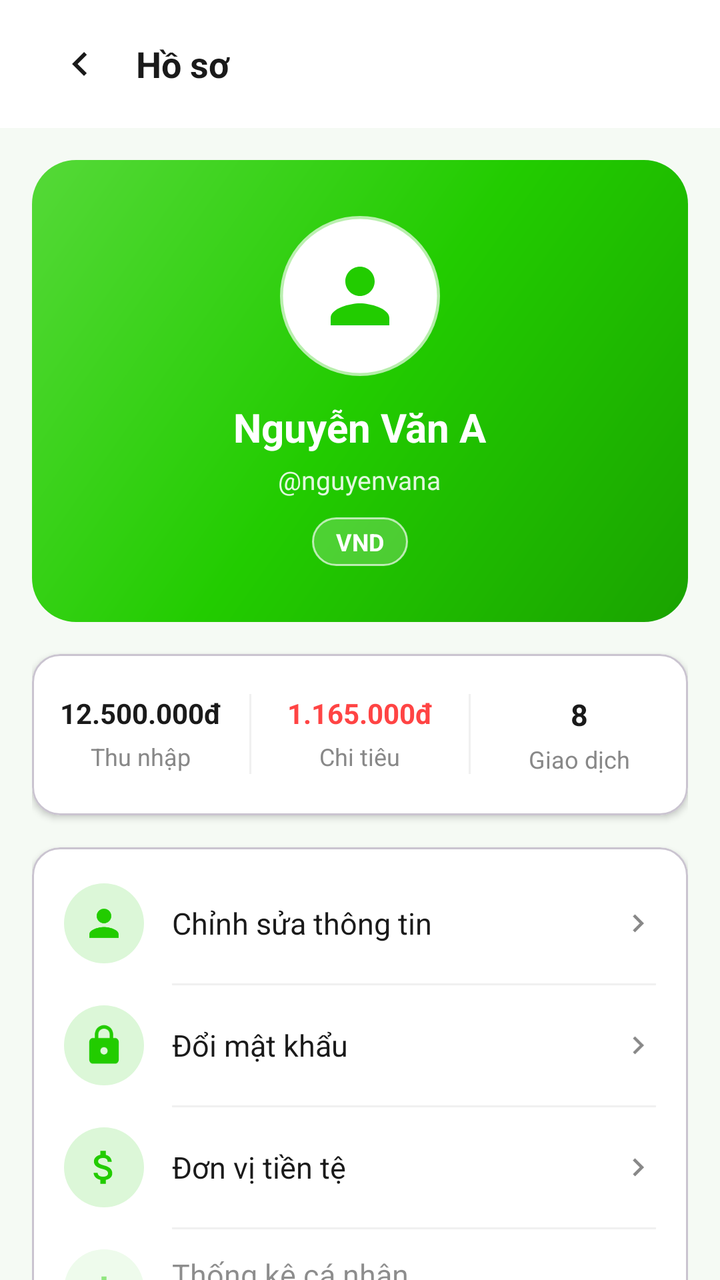
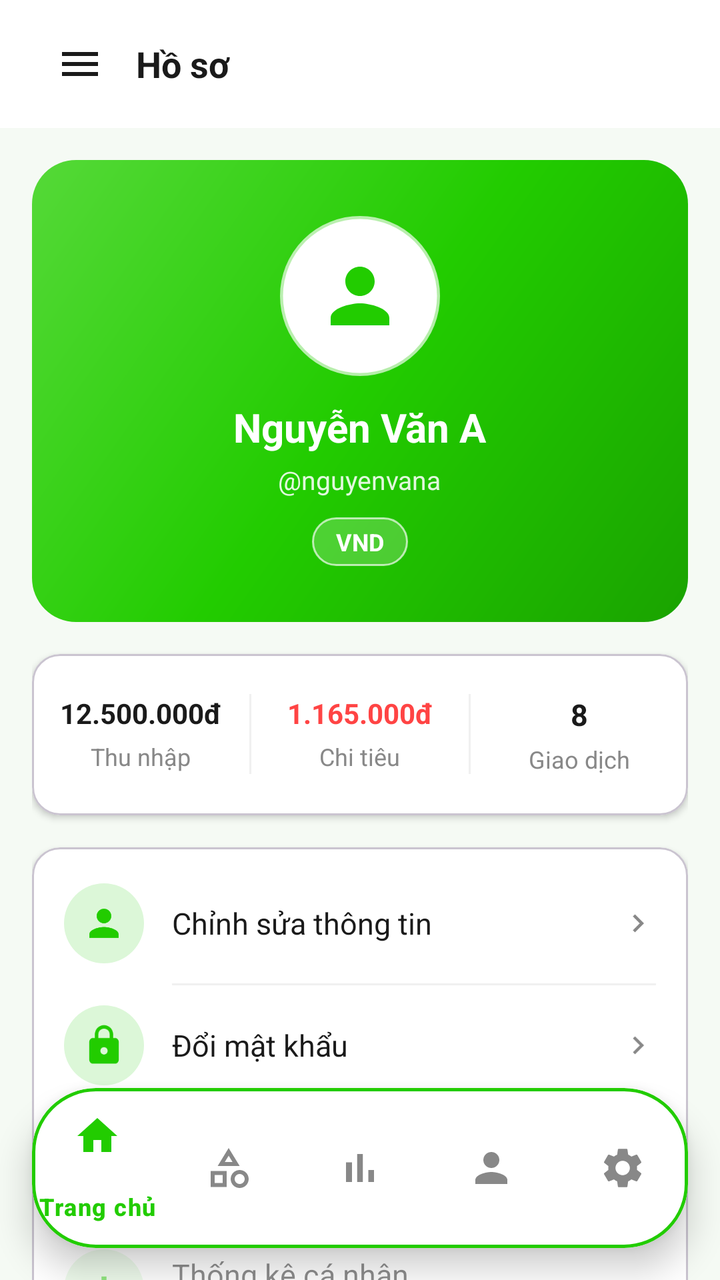

Before-and-after screenshots of an Android layout around one commit, followed by the original layout XML and the change that was made.
<!-- AndroidManifest.xml: activity theme Theme.Cashie -->
<!-- res/layout/activity_profile.xml -->
<?xml version="1.0" encoding="utf-8"?>
<androidx.coordinatorlayout.widget.CoordinatorLayout
    xmlns:android="http://schemas.android.com/apk/res/android"
    xmlns:app="http://schemas.android.com/apk/res-auto"
    android:layout_width="match_parent"
    android:layout_height="match_parent"
    android:background="@color/bg_screen">

    
    <com.google.android.material.appbar.AppBarLayout
        android:id="@+id/appBarLayout"
        android:layout_width="match_parent"
        android:layout_height="wrap_content"
        android:background="@color/bg_card"
        android:fitsSystemWindows="true"
        app:elevation="2dp">

        <androidx.appcompat.widget.Toolbar
            android:layout_width="match_parent"
            android:layout_height="?attr/actionBarSize"
            android:paddingStart="4dp"
            android:paddingEnd="8dp"
            app:contentInsetStartWithNavigation="0dp">

            <LinearLayout
                android:layout_width="match_parent"
                android:layout_height="wrap_content"
                android:gravity="center_vertical"
                android:orientation="horizontal">

                <ImageButton
                    android:id="@+id/btnBack"
                    android:layout_width="48dp"
                    android:layout_height="48dp"
                    android:padding="12dp"
                    android:background="?attr/selectableItemBackgroundBorderless"
                    android:src="@drawable/ic_arrow_left"
                    android:contentDescription="@string/cd_back" />

                <TextView
                    android:id="@+id/tvProfileTitle"
                    android:layout_width="0dp"
                    android:layout_height="wrap_content"
                    android:layout_weight="1"
                    android:layout_marginStart="4dp"
                    android:text="@string/profile_title"
                    android:textSize="18sp"
                    android:textStyle="bold"
                    android:textColor="@color/text_primary" />

                <Button
                    android:id="@+id/btnEdit"
                    android:layout_width="wrap_content"
                    android:layout_height="48dp"
                    android:minWidth="48dp"
                    android:text="@string/btn_edit"
                    android:textSize="13sp"
                    android:textColor="@color/white"
                    android:background="@null"
                    android:paddingStart="8dp"
                    android:paddingEnd="4dp"
                    android:stateListAnimator="@null"
                    android:visibility="gone"
                    android:contentDescription="@string/cd_edit_profile" />

            </LinearLayout>
        </androidx.appcompat.widget.Toolbar>
    </com.google.android.material.appbar.AppBarLayout>

    
    <androidx.core.widget.NestedScrollView
        android:layout_width="match_parent"
        android:layout_height="match_parent"
        app:layout_behavior="@string/appbar_scrolling_view_behavior"
        android:clipToPadding="false"
        android:paddingBottom="32dp">

        <LinearLayout
            android:layout_width="match_parent"
            android:layout_height="wrap_content"
            android:orientation="vertical"
            android:paddingStart="16dp"
            android:paddingEnd="16dp">

            
            <LinearLayout
                android:id="@+id/profileHeaderCard"
                android:layout_width="match_parent"
                android:layout_height="wrap_content"
                android:layout_marginTop="16dp"
                android:background="@drawable/bg_balance_card"
                android:gravity="center"
                android:orientation="vertical"
                android:padding="28dp">

                
                <LinearLayout
                    android:layout_width="80dp"
                    android:layout_height="80dp"
                    android:background="@drawable/bg_profile_avatar"
                    android:gravity="center">

                    <ImageView
                        android:id="@+id/ivAvatar"
                        android:layout_width="44dp"
                        android:layout_height="44dp"
                        android:src="@drawable/ic_person"
                        app:tint="@color/green_primary"
                        android:contentDescription="@string/cd_avatar"
                        android:scaleType="centerCrop" />
                    

                </LinearLayout>

                
                <TextView
                    android:id="@+id/tvProfileName"
                    android:layout_width="wrap_content"
                    android:layout_height="wrap_content"
                    android:layout_marginTop="12dp"
                    android:text="@string/profile_name"
                    android:textSize="20sp"
                    android:textStyle="bold"
                    android:textColor="@color/white" />

                
                <TextView
                    android:id="@+id/tvProfileUsername"
                    android:layout_width="wrap_content"
                    android:layout_height="wrap_content"
                    android:layout_marginTop="4dp"
                    android:text="@string/profile_username"
                    android:textSize="13sp"
                    android:textColor="#DDFFFFFF" />

                
                <TextView
                    android:id="@+id/tvCurrencyBadge"
                    android:layout_width="wrap_content"
                    android:layout_height="wrap_content"
                    android:layout_marginTop="10dp"
                    android:text="@string/profile_currency_badge"
                    android:textSize="12sp"
                    android:textStyle="bold"
                    android:textColor="@color/white"
                    android:paddingStart="12dp"
                    android:paddingEnd="12dp"
                    android:paddingTop="4dp"
                    android:paddingBottom="4dp"
                    android:background="@drawable/bg_currency_badge" />

            </LinearLayout>

            
            <com.google.android.material.card.MaterialCardView
                android:layout_width="match_parent"
                android:layout_height="wrap_content"
                android:layout_marginTop="16dp"
                app:cardCornerRadius="14dp"
                app:cardElevation="2dp"
                app:cardBackgroundColor="@color/bg_card">

                <LinearLayout
                    android:layout_width="match_parent"
                    android:layout_height="wrap_content"
                    android:orientation="horizontal"
                    android:paddingTop="20dp"
                    android:paddingBottom="20dp">

                    
                    <LinearLayout
                        android:layout_width="0dp"
                        android:layout_height="wrap_content"
                        android:layout_weight="1"
                        android:gravity="center"
                        android:orientation="vertical">

                        <TextView
                            android:id="@+id/tvStatIncomeValue"
                            android:layout_width="wrap_content"
                            android:layout_height="wrap_content"
                            android:text="@string/profile_stat_income_value"
                            android:textSize="14sp"
                            android:textStyle="bold"
                            android:textColor="@color/text_primary" />

                        <TextView
                            android:layout_width="wrap_content"
                            android:layout_height="wrap_content"
                            android:layout_marginTop="4dp"
                            android:text="@string/profile_stat_income_label"
                            android:textSize="12sp"
                            android:textColor="@color/text_muted" />

                    </LinearLayout>

                    <View
                        android:layout_width="1dp"
                        android:layout_height="40dp"
                        android:background="@color/divider" />

                    
                    <LinearLayout
                        android:layout_width="0dp"
                        android:layout_height="wrap_content"
                        android:layout_weight="1"
                        android:gravity="center"
                        android:orientation="vertical">

                        <TextView
                            android:id="@+id/tvStatExpenseValue"
                            android:layout_width="wrap_content"
                            android:layout_height="wrap_content"
                            android:text="@string/profile_stat_expense_value"
                            android:textSize="14sp"
                            android:textStyle="bold"
                            android:textColor="@color/expense_red" />

                        <TextView
                            android:layout_width="wrap_content"
                            android:layout_height="wrap_content"
                            android:layout_marginTop="4dp"
                            android:text="@string/profile_stat_expense_label"
                            android:textSize="12sp"
                            android:textColor="@color/text_muted" />

                    </LinearLayout>

                    <View
                        android:layout_width="1dp"
                        android:layout_height="40dp"
                        android:background="@color/divider" />

                    
                    <LinearLayout
                        android:layout_width="0dp"
                        android:layout_height="wrap_content"
                        android:layout_weight="1"
                        android:gravity="center"
                        android:orientation="vertical">

                        <TextView
                            android:id="@+id/tvStatTransactionsValue"
                            android:layout_width="wrap_content"
                            android:layout_height="wrap_content"
                            android:text="@string/profile_stat_transactions_value"
                            android:textSize="15sp"
                            android:textStyle="bold"
                            android:textColor="@color/text_primary" />

                        <TextView
                            android:layout_width="wrap_content"
                            android:layout_height="wrap_content"
                            android:layout_marginTop="4dp"
                            android:text="@string/profile_stat_transactions_label"
                            android:textSize="12sp"
                            android:textColor="@color/text_muted" />

                    </LinearLayout>

                </LinearLayout>
            </com.google.android.material.card.MaterialCardView>

            
            <com.google.android.material.card.MaterialCardView
                android:layout_width="match_parent"
                android:layout_height="wrap_content"
                android:layout_marginTop="16dp"
                android:layout_marginBottom="16dp"
                app:cardCornerRadius="14dp"
                app:cardElevation="2dp"
                app:cardBackgroundColor="@color/bg_card">

                <LinearLayout
                    android:layout_width="match_parent"
                    android:layout_height="wrap_content"
                    android:orientation="vertical"
                    android:paddingTop="8dp"
                    android:paddingBottom="8dp">

                    
                    <LinearLayout
                        android:id="@+id/menuEditInfo"
                        android:layout_width="match_parent"
                        android:layout_height="60dp"
                        android:background="?attr/selectableItemBackground"
                        android:gravity="center_vertical"
                        android:paddingStart="16dp"
                        android:paddingEnd="16dp"
                        android:orientation="horizontal">

                        <LinearLayout
                            android:id="@+id/iconCircleEditInfo"
                            android:layout_width="40dp"
                            android:layout_height="40dp"
                            android:background="@drawable/bg_icon_circle_green"
                            android:gravity="center">
                            <ImageView
                                android:id="@+id/iconEditInfo"
                                android:layout_width="22dp"
                                android:layout_height="22dp"
                                android:src="@drawable/ic_person"
                                app:tint="@color/green_primary"
                                android:contentDescription="@null" />
                        </LinearLayout>

                        <TextView
                            android:layout_width="0dp"
                            android:layout_height="wrap_content"
                            android:layout_weight="1"
                            android:layout_marginStart="14dp"
                            android:text="@string/profile_menu_edit_info"
                            android:textSize="15sp"
                            android:textColor="@color/text_primary" />

                        <ImageView
                            android:layout_width="18dp"
                            android:layout_height="18dp"
                            android:src="@drawable/ic_arrow_right"
                            app:tint="@color/text_muted"
                            android:contentDescription="@null" />

                    </LinearLayout>

                    <View
                        android:layout_width="match_parent"
                        android:layout_height="1dp"
                        android:background="@color/divider"
                        android:layout_marginStart="70dp"
                        android:layout_marginEnd="16dp" />

                    
                    <LinearLayout
                        android:id="@+id/menuChangePassword"
                        android:layout_width="match_parent"
                        android:layout_height="60dp"
                        android:background="?attr/selectableItemBackground"
                        android:gravity="center_vertical"
                        android:paddingStart="16dp"
                        android:paddingEnd="16dp"
                        android:orientation="horizontal">

                        <LinearLayout
                            android:id="@+id/iconCircleChangePassword"
                            android:layout_width="40dp"
                            android:layout_height="40dp"
                            android:background="@drawable/bg_icon_circle_green"
                            android:gravity="center">
                            <ImageView
                                android:id="@+id/iconChangePassword"
                                android:layout_width="22dp"
                                android:layout_height="22dp"
                                android:src="@drawable/ic_lock"
                                app:tint="@color/green_primary"
                                android:contentDescription="@null" />
                        </LinearLayout>

                        <TextView
                            android:layout_width="0dp"
                            android:layout_height="wrap_content"
                            android:layout_weight="1"
                            android:layout_marginStart="14dp"
                            android:text="@string/profile_menu_change_password"
                            android:textSize="15sp"
                            android:textColor="@color/text_primary" />

                        <ImageView
                            android:layout_width="18dp"
                            android:layout_height="18dp"
                            android:src="@drawable/ic_arrow_right"
                            app:tint="@color/text_muted"
                            android:contentDescription="@null" />

                    </LinearLayout>

                    <View
                        android:layout_width="match_parent"
                        android:layout_height="1dp"
                        android:background="@color/divider"
                        android:layout_marginStart="70dp"
                        android:layout_marginEnd="16dp" />

                    
                    <LinearLayout
                        android:id="@+id/menuCurrency"
                        android:layout_width="match_parent"
                        android:layout_height="60dp"
                        android:background="?attr/selectableItemBackground"
                        android:gravity="center_vertical"
                        android:paddingStart="16dp"
                        android:paddingEnd="16dp"
                        android:orientation="horizontal">

                        <LinearLayout
                            android:id="@+id/iconCircleCurrency"
                            android:layout_width="40dp"
                            android:layout_height="40dp"
                            android:background="@drawable/bg_icon_circle_green"
                            android:gravity="center">
                            <ImageView
                                android:id="@+id/iconCurrency"
                                android:layout_width="22dp"
                                android:layout_height="22dp"
                                android:src="@drawable/ic_currency"
                                app:tint="@color/green_primary"
                                android:contentDescription="@null" />
                        </LinearLayout>

                        <TextView
                            android:layout_width="0dp"
                            android:layout_height="wrap_content"
                            android:layout_weight="1"
                            android:layout_marginStart="14dp"
                            android:text="@string/profile_menu_currency"
                            android:textSize="15sp"
                            android:textColor="@color/text_primary" />

                        <ImageView
                            android:layout_width="18dp"
                            android:layout_height="18dp"
                            android:src="@drawable/ic_arrow_right"
                            app:tint="@color/text_muted"
                            android:contentDescription="@null" />

                    </LinearLayout>

                    <View
                        android:layout_width="match_parent"
                        android:layout_height="1dp"
                        android:background="@color/divider"
                        android:layout_marginStart="70dp"
                        android:layout_marginEnd="16dp" />

                    
                    <LinearLayout
                        android:id="@+id/menuStats"
                        android:layout_width="match_parent"
                        android:layout_height="60dp"
                        android:background="?attr/selectableItemBackground"
                        android:gravity="center_vertical"
                        android:paddingStart="16dp"
                        android:paddingEnd="16dp"
                        android:orientation="horizontal"
                        android:alpha="0.5">

                        <LinearLayout
                            android:id="@+id/iconCircleStats"
                            android:layout_width="40dp"
                            android:layout_height="40dp"
                            android:background="@drawable/bg_icon_circle_green"
                            android:gravity="center">
                            <ImageView
                                android:id="@+id/iconStats"
                                android:layout_width="22dp"
                                android:layout_height="22dp"
                                android:src="@drawable/ic_bar_chart"
                                app:tint="@color/green_primary"
                                android:contentDescription="@null" />
                        </LinearLayout>

                        <LinearLayout
                            android:layout_width="0dp"
                            android:layout_height="wrap_content"
                            android:layout_weight="1"
                            android:layout_marginStart="14dp"
                            android:orientation="vertical">

                            <TextView
                                android:layout_width="wrap_content"
                                android:layout_height="wrap_content"
                                android:text="@string/profile_menu_stats"
                                android:textSize="15sp"
                                android:textColor="@color/text_primary" />

                            <TextView
                                android:layout_width="wrap_content"
                                android:layout_height="wrap_content"
                                android:text="@string/profile_menu_stats_soon"
                                android:textSize="11sp"
                                android:textColor="@color/text_muted" />

                        </LinearLayout>

                    </LinearLayout>

                    
                    <View
                        android:layout_width="match_parent"
                        android:layout_height="8dp"
                        android:background="@color/bg_screen"
                        android:layout_marginTop="4dp"
                        android:layout_marginBottom="4dp" />

                    
                    <LinearLayout
                        android:id="@+id/menuLogout"
                        android:layout_width="match_parent"
                        android:layout_height="60dp"
                        android:background="?attr/selectableItemBackground"
                        android:gravity="center_vertical"
                        android:paddingStart="16dp"
                        android:paddingEnd="16dp"
                        android:orientation="horizontal">

                        <LinearLayout
                            android:layout_width="40dp"
                            android:layout_height="40dp"
                            android:background="#FFEEEE"
                            android:gravity="center">
                            <ImageView
                                android:layout_width="22dp"
                                android:layout_height="22dp"
                                android:src="@drawable/ic_logout"
                                android:contentDescription="@null" />
                        </LinearLayout>

                        <TextView
                            android:layout_width="0dp"
                            android:layout_height="wrap_content"
                            android:layout_weight="1"
                            android:layout_marginStart="14dp"
                            android:text="@string/profile_menu_logout"
                            android:textSize="15sp"
                            android:textStyle="bold"
                            android:textColor="@color/expense_red" />

                    </LinearLayout>

                </LinearLayout>
            </com.google.android.material.card.MaterialCardView>

        </LinearLayout>
    </androidx.core.widget.NestedScrollView>

</androidx.coordinatorlayout.widget.CoordinatorLayout>
<!-- resources referenced by this layout -->
<resources>
  <color name="bg_card">#FFFFFF</color>
  <color name="bg_screen">#F5FAF4</color>
  <color name="divider">#F0F0F0</color>
  <color name="expense_red">#FF4444</color>
  <color name="green_primary">#22CC00</color>
  <color name="text_muted">#888888</color>
  <color name="text_primary">#1A1A1A</color>
  <color name="white">#FFFFFF</color>
  <!-- drawable bg_currency_badge (drawable) -->
  <?xml version="1.0" encoding="utf-8"?>
  <shape xmlns:android="http://schemas.android.com/apk/res/android"
      android:shape="rectangle">
      <solid android:color="#33FFFFFF" />
      <stroke android:width="1dp" android:color="#AAFFFFFF" />
      <corners android:radius="20dp" />
  </shape>
  <!-- drawable bg_icon_circle_green (drawable) -->
  <?xml version="1.0" encoding="utf-8"?>
  <shape xmlns:android="http://schemas.android.com/apk/res/android"
      android:shape="oval">
      <solid android:color="@color/green_container" />
  </shape>
  <!-- drawable bg_profile_avatar (drawable) -->
  <?xml version="1.0" encoding="utf-8"?>
  <shape xmlns:android="http://schemas.android.com/apk/res/android"
      android:shape="oval">
      <solid android:color="@color/white" />
      <stroke android:width="3dp" android:color="#AAFFFFFF" />
  </shape>
  <!-- drawable ic_arrow_left (drawable) -->
  <?xml version="1.0" encoding="utf-8"?>
  <vector xmlns:android="http://schemas.android.com/apk/res/android"
      android:width="24dp"
      android:height="24dp"
      android:viewportWidth="24"
      android:viewportHeight="24">
      <path
          android:fillColor="#FF1A1A1A"
          android:pathData="M15.41,16.59L10.83,12l4.58,-4.59L14,6l-6,6 6,6 1.41,-1.41z" />
  </vector>
  <!-- drawable ic_arrow_right (drawable) -->
  <?xml version="1.0" encoding="utf-8"?>
  <vector xmlns:android="http://schemas.android.com/apk/res/android"
      android:width="24dp"
      android:height="24dp"
      android:viewportWidth="24"
      android:viewportHeight="24">
      <path
          android:fillColor="#FF1A1A1A"
          android:pathData="M8.59,16.59L13.17,12 8.59,7.41 10,6l6,6-6,6-1.41,-1.41z" />
  </vector>
  <!-- drawable ic_bar_chart (drawable) -->
  <?xml version="1.0" encoding="utf-8"?>
  <vector xmlns:android="http://schemas.android.com/apk/res/android"
      android:width="24dp"
      android:height="24dp"
      android:viewportWidth="24"
      android:viewportHeight="24">
      <path
          android:fillColor="#FF000000"
          android:pathData="M5,9.2h3V19H5zM10.6,5h2.8v14h-2.8zM16.2,13H19v6h-2.8z" />
  </vector>
  <string name="btn_edit">Sửa</string>
  <string name="cd_avatar">Ảnh đại diện</string>
  <string name="cd_back">Quay lại</string>
  <string name="cd_edit_profile">Chỉnh sửa hồ sơ</string>
  <string name="profile_currency_badge">VND</string>
  <string name="profile_menu_change_password">Đổi mật khẩu</string>
  <string name="profile_menu_currency">Đơn vị tiền tệ</string>
  <string name="profile_menu_edit_info">Chỉnh sửa thông tin</string>
  <string name="profile_menu_logout">Đăng xuất</string>
  <string name="profile_menu_stats">Thống kê cá nhân</string>
  <string name="profile_menu_stats_soon">Sắp ra mắt</string>
  <string name="profile_name">Nguyễn Văn A</string>
  <string name="profile_stat_expense_label">Chi tiêu</string>
  <string name="profile_stat_expense_value">1.165.000đ</string>
  <string name="profile_stat_income_label">Thu nhập</string>
  <string name="profile_stat_income_value">12.500.000đ</string>
  <string name="profile_stat_transactions_label">Giao dịch</string>
  <string name="profile_stat_transactions_value">8</string>
  <string name="profile_title">Hồ sơ</string>
  <string name="profile_username">@nguyenvana</string>
  <color name="green_container">#DCF7D8</color>
  <color name="green_dark">#1AA300</color>
  <!-- unchanged entries left out for length: 6 -->
</resources>

<!-- the commit's change to res/layout/activity_profile.xml (unified diff, before → after) -->
@@ -29,13 +29,13 @@
                 android:orientation="horizontal">
 
                 <ImageButton
-                    android:id="@+id/btnBack"
+                    android:id="@+id/btnMenu"
                     android:layout_width="48dp"
                     android:layout_height="48dp"
                     android:padding="12dp"
                     android:background="?attr/selectableItemBackgroundBorderless"
-                    android:src="@drawable/ic_arrow_left"
-                    android:contentDescription="@string/cd_back" />
+                    android:src="@drawable/ic_menu"
+                    android:contentDescription="Menu điều hướng" />
 
                 <TextView
                     android:id="@+id/tvProfileTitle"
@@ -73,7 +73,7 @@
         android:layout_height="match_parent"
         app:layout_behavior="@string/appbar_scrolling_view_behavior"
         android:clipToPadding="false"
-        android:paddingBottom="32dp">
+        android:paddingBottom="96dp">
 
         <LinearLayout
             android:layout_width="match_parent"
@@ -532,4 +532,31 @@
         </LinearLayout>
     </androidx.core.widget.NestedScrollView>
 
+    
+    <com.google.android.material.card.MaterialCardView
+        android:id="@+id/cardBottomNav"
+        android:layout_width="match_parent"
+        android:layout_height="wrap_content"
+        android:layout_gravity="bottom"
+        android:layout_marginStart="16dp"
+        android:layout_marginEnd="16dp"
+        android:layout_marginBottom="16dp"
+        app:cardCornerRadius="32dp"
+        app:cardElevation="10dp"
+        app:cardBackgroundColor="@color/bg_card"
+        app:strokeColor="@color/green_primary"
+        app:strokeWidth="1.5dp">
+
+        <com.google.android.material.bottomnavigation.BottomNavigationView
+            android:id="@+id/bottomNav"
+            android:layout_width="match_parent"
+            android:layout_height="wrap_content"
+            android:background="@android:color/transparent"
+            app:itemIconTint="@color/nav_item_selector"
+            app:itemTextColor="@color/nav_item_selector"
+            app:labelVisibilityMode="selected"
+            app:menu="@menu/bottom_nav_menu" />
+
+    </com.google.android.material.card.MaterialCardView>
+
 </androidx.coordinatorlayout.widget.CoordinatorLayout>
<!-- resource entries referenced after the edit -->
@@ -29,17 +29,6 @@
       <solid android:color="@color/white" />
       <stroke android:width="3dp" android:color="#AAFFFFFF" />
   </shape>
-  <!-- drawable ic_arrow_left (drawable) -->
-  <?xml version="1.0" encoding="utf-8"?>
-  <vector xmlns:android="http://schemas.android.com/apk/res/android"
-      android:width="24dp"
-      android:height="24dp"
-      android:viewportWidth="24"
-      android:viewportHeight="24">
-      <path
-          android:fillColor="#FF1A1A1A"
-          android:pathData="M15.41,16.59L10.83,12l4.58,-4.59L14,6l-6,6 6,6 1.41,-1.41z" />
-  </vector>
   <!-- drawable ic_arrow_right (drawable) -->
   <?xml version="1.0" encoding="utf-8"?>
   <vector xmlns:android="http://schemas.android.com/apk/res/android"
@@ -62,9 +51,19 @@
           android:fillColor="#FF000000"
           android:pathData="M5,9.2h3V19H5zM10.6,5h2.8v14h-2.8zM16.2,13H19v6h-2.8z" />
   </vector>
+  <!-- drawable ic_menu (drawable) -->
+  <?xml version="1.0" encoding="utf-8"?>
+  <vector xmlns:android="http://schemas.android.com/apk/res/android"
+      android:width="24dp"
+      android:height="24dp"
+      android:viewportWidth="24"
+      android:viewportHeight="24">
+      <path
+          android:fillColor="@color/text_primary"
+          android:pathData="M3,18h18v-2H3v2zm0,-5h18v-2H3v2zm0,-7v2h18V6H3z" />
+  </vector>
   <string name="btn_edit">Sửa</string>
   <string name="cd_avatar">Ảnh đại diện</string>
-  <string name="cd_back">Quay lại</string>
   <string name="cd_edit_profile">Chỉnh sửa hồ sơ</string>
   <string name="profile_currency_badge">VND</string>
   <string name="profile_menu_change_password">Đổi mật khẩu</string>
